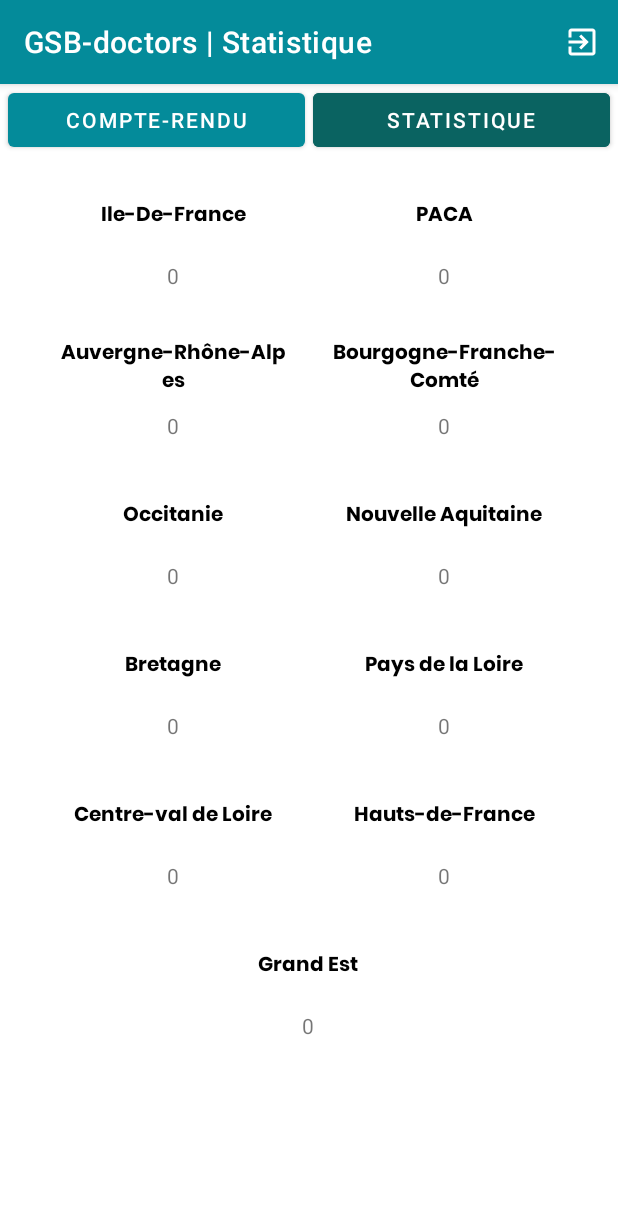
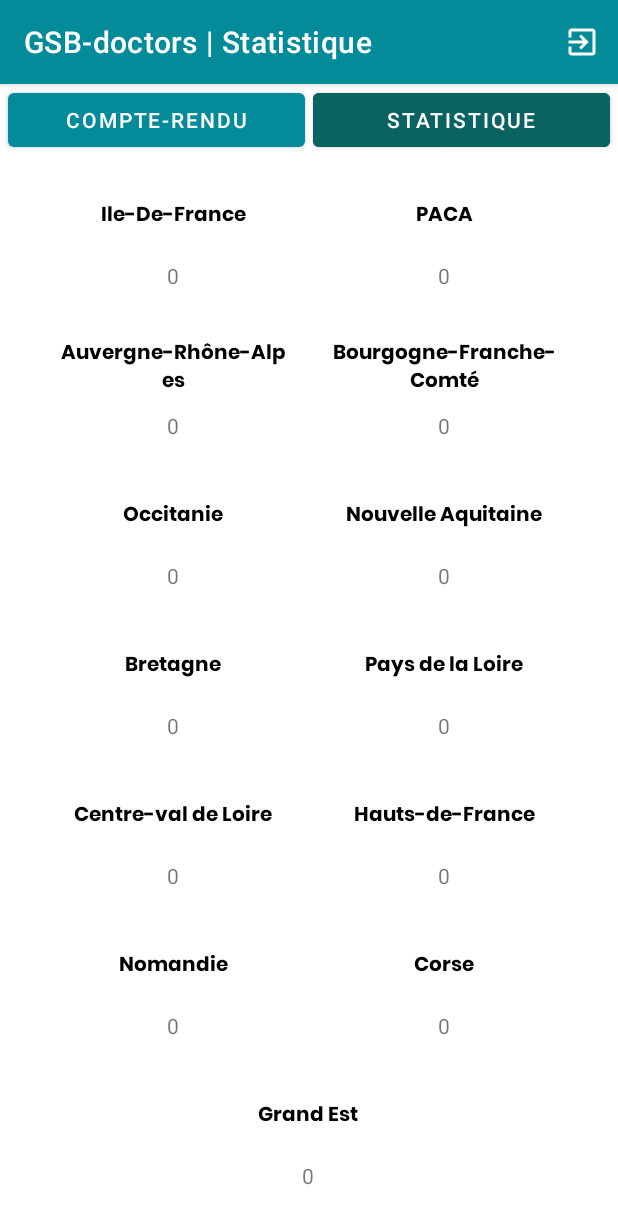
Before and after one commit to DevDeNiro/GSB-Gestion-Compte-Rendus, an Android app: the delegue_statistique screen opened directly, with no data from a screen before it, on a phone screen of 412 x 824 dp. Shown: the top 1224 px of the screen. Run offline under Robolectric (Android 15) with nearby library versions, the light colour scheme and no system bars; libraries missing offline, so code that uses them is left out: com.vishnusivadas.advanced_httpurlconnection; 3 statements that could not run were skipped.

Commit message:
Ajout des deux régions manquantes

```diff
--- a/app/src/main/java/com/example/gsb_doctors/delegue_statistique.java
+++ b/app/src/main/java/com/example/gsb_doctors/delegue_statistique.java
@@ -33,9 +33,9 @@ import java.net.URL;
 public class delegue_statistique extends AppCompatActivity {
 
     Button b1, b2;
-    int Ile = 0, Paca = 0, Auver = 0, Bourg = 0, Occi = 0, Aqui = 0, Bret = 0, Pays = 0, Cent = 0, Haut = 0, Grand = 0,
-            calc_Ile = 0, calc_Paca = 0, calc_Auver = 0, calc_Bourg = 0, calc_Occi = 0, calc_Aqui = 0, calc_Bret = 0, calc_Pays = 0, calc_Cent = 0, calc_Haut = 0, calc_Grand = 0;
-    TextView ile, paca, auver, bourg, occi, aqui, bret, pays, cent, haut, grand;
+    int Ile = 0, Paca = 0, Auver = 0, Bourg = 0, Occi = 0, Aqui = 0, Bret = 0, Pays = 0, Cent = 0, Haut = 0, Grand = 0, Norm = 0, Cors = 0,
+            calc_Ile = 0, calc_Paca = 0, calc_Auver = 0, calc_Bourg = 0, calc_Occi = 0, calc_Aqui = 0, calc_Bret = 0, calc_Pays = 0, calc_Cent = 0, calc_Haut = 0, calc_Grand = 0, calc_Norm = 0, calc_Cors = 0;
+    TextView ile, paca, auver, bourg, occi, aqui, bret, pays, cent, haut, grand, norm, cors;
     @Override
     protected void onCreate(Bundle savedInstanceState) {
         super.onCreate(savedInstanceState);
@@ -56,6 +56,8 @@ public class delegue_statistique extends AppCompatActivity {
         cent = (TextView) findViewById(R.id.cent);
         haut = (TextView) findViewById(R.id.haut);
         grand = (TextView) findViewById(R.id.grand);
+        norm = (TextView) findViewById(R.id.norm);
+        cors = (TextView) findViewById(R.id.cors);
 
         // ***************** Changement de page au clic *****************
 
@@ -99,6 +101,10 @@ public class delegue_statistique extends AppCompatActivity {
         String getHaut = haut2.getString("haut", "0");
         SharedPreferences grand2 = getApplicationContext().getSharedPreferences("regionGrand", MODE_PRIVATE);
         String getGrand = grand2.getString("grand", "0");
+        SharedPreferences norm2 = getApplicationContext().getSharedPreferences("regionNorm", MODE_PRIVATE);
+        String getNorm = norm2.getString("norm", "0");
+        SharedPreferences cors2 = getApplicationContext().getSharedPreferences("regionCors", MODE_PRIVATE);
+        String getCors = cors2.getString("cors", "0");
 
         // Affichage des valeur dans les champs
         ile.setText(getIle);
@@ -112,6 +118,8 @@ public class delegue_statistique extends AppCompatActivity {
         cent.setText(getCent);
         haut.setText(getHaut);
         grand.setText(getGrand);
+        norm.setText(getNorm);
+        cors.setText(getCors);
     }
 
     public void openActivity1(){
@@ -203,6 +211,12 @@ public class delegue_statistique extends AppCompatActivity {
         SharedPreferences bourg2 = getSharedPreferences("regionBourg", Context.MODE_PRIVATE);
         SharedPreferences.Editor editor11 = bourg2.edit();
         bourg2.edit().clear().apply();
+        SharedPreferences norm2 = getSharedPreferences("regionNorm", Context.MODE_PRIVATE);
+        SharedPreferences.Editor editor12 = norm2.edit();
+        norm2.edit().clear().apply();
+        SharedPreferences cors2 = getSharedPreferences("regionCors", Context.MODE_PRIVATE);
+        SharedPreferences.Editor editor13 = cors2.edit();
+        cors2.edit().clear().apply();
 
 
         JSONArray jsonArray = new JSONArray(json);
@@ -246,97 +260,119 @@ public class delegue_statistique extends AppCompatActivity {
                 case "Grand Est":
                     Grand++;
                     break;
+                case "Normandie":
+                    Norm++;
+                    break;
+                case "Corse":
+                    Cors++;
+                    break;
             }
         }
 
         // Calculs pour les pourcentages, et ajout dans les variables globales
-        if (Paca + Auver + Bourg + Occi + Aqui + Bret + Pays + Cent + Haut + Grand != 0)
-            calc_Ile = (100 * Ile) / (Paca + Auver + Bourg + Occi + Aqui + Bret + Pays + Cent + Haut + Grand + Ile);
+        if (Paca + Auver + Bourg + Occi + Aqui + Bret + Pays + Cent + Haut + Grand + Norm + Cors != 0)
+            calc_Ile = (100 * Ile) / (Paca + Auver + Bourg + Occi + Aqui + Bret + Pays + Cent + Haut + Grand + Ile + Norm + Cors);
         else
             calc_Ile = 100;
         String string_Ile = Integer.toString(Ile) + " - " + Integer.toString(calc_Ile) + "%";
         editor.putString("ile", String.valueOf(string_Ile));
         editor.commit();
 
-        if (Ile + Auver + Bourg + Occi + Aqui + Bret + Pays + Cent + Haut + Grand != 0)
-            calc_Paca = (100 * Paca) / (Paca + Auver + Bourg + Occi + Aqui + Bret + Pays + Cent + Haut + Grand + Ile);
+        if (Ile + Auver + Bourg + Occi + Aqui + Bret + Pays + Cent + Haut + Grand + Norm + Cors != 0)
+            calc_Paca = (100 * Paca) / (Paca + Auver + Bourg + Occi + Aqui + Bret + Pays + Cent + Haut + Grand + Ile + Norm + Cors);
         else
             calc_Paca = 100;
         String string_Paca = Integer.toString(Paca) + " - " + Integer.toString(calc_Paca) + "%";
         editor2.putString("paca", String.valueOf(string_Paca));
         editor2.commit();
 
-        if (Paca + Ile + Bourg + Occi + Aqui + Bret + Pays + Cent + Haut + Grand != 0)
-            calc_Auver = (100 * Auver) / (Paca + Auver + Bourg + Occi + Aqui + Bret + Pays + Cent + Haut + Grand + Ile);
+        if (Paca + Ile + Bourg + Occi + Aqui + Bret + Pays + Cent + Haut + Grand + Norm + Cors != 0)
+            calc_Auver = (100 * Auver) / (Paca + Auver + Bourg + Occi + Aqui + Bret + Pays + Cent + Haut + Grand + Ile + Norm + Cors);
         else
             calc_Auver = 100;
         String string_Auver = Integer.toString(Auver) + " - " + Integer.toString(calc_Auver) + "%";
         editor3.putString("auver", String.valueOf(string_Auver));
         editor3.commit();
 
-        if (Paca + Auver + Ile + Occi + Aqui + Bret + Pays + Cent + Haut + Grand != 0)
-            calc_Bourg = (100 * Bourg) / (Paca + Auver + Bourg + Occi + Aqui + Bret + Pays + Cent + Haut + Grand + Ile);
+        if (Paca + Auver + Ile + Occi + Aqui + Bret + Pays + Cent + Haut + Grand + Norm + Cors != 0)
+            calc_Bourg = (100 * Bourg) / (Paca + Auver + Bourg + Occi + Aqui + Bret + Pays + Cent + Haut + Grand + Ile + Norm + Cors);
         else
             calc_Bourg = 100;
         String string_Bourg = Integer.toString(Bourg) + " - " + Integer.toString(calc_Bourg) + "%";
         editor11.putString("bourg", String.valueOf(string_Bourg));
         editor11.commit();
 
-        if (Paca + Auver + Bourg + Ile + Aqui + Bret + Pays + Cent + Haut + Grand != 0)
-            calc_Occi = (100 * Occi) / (Paca + Auver + Bourg + Occi + Aqui + Bret + Pays + Cent + Haut + Grand + Ile);
+        if (Paca + Auver + Bourg + Ile + Aqui + Bret + Pays + Cent + Haut + Grand + Norm + Cors != 0)
+            calc_Occi = (100 * Occi) / (Paca + Auver + Bourg + Occi + Aqui + Bret + Pays + Cent + Haut + Grand + Ile + Norm + Cors);
         else
             calc_Occi = 100;
         String string_Occi = Integer.toString(Occi) + " - " + Integer.toString(calc_Occi) + "%";
         editor4.putString("occi", String.valueOf(string_Occi));
         editor4.commit();
 
-        if (Paca + Auver + Bourg + Occi + Ile + Bret + Pays + Cent + Haut + Grand != 0)
-            calc_Aqui = (100 * Aqui) / (Paca + Auver + Bourg + Occi + Aqui + Bret + Pays + Cent + Haut + Grand + Ile);
+        if (Paca + Auver + Bourg + Occi + Ile + Bret + Pays + Cent + Haut + Grand + Norm + Cors != 0)
+            calc_Aqui = (100 * Aqui) / (Paca + Auver + Bourg + Occi + Aqui + Bret + Pays + Cent + Haut + Grand + Ile + Norm + Cors);
         else
             calc_Aqui = 100;
         String string_Aqui = Integer.toString(Aqui) + " - " + Integer.toString(calc_Aqui) + "%";
         editor5.putString("aqui", String.valueOf(string_Aqui));
         editor5.commit();
 
-        if (Paca + Auver + Bourg + Occi + Aqui + Ile + Pays + Cent + Haut + Grand != 0)
-            calc_Bret = (100 * Bret) / (Paca + Auver + Bourg + Occi + Aqui + Bret + Pays + Cent + Haut + Grand + Ile);
+        if (Paca + Auver + Bourg + Occi + Aqui + Ile + Pays + Cent + Haut + Grand + Norm + Cors != 0)
+            calc_Bret = (100 * Bret) / (Paca + Auver + Bourg + Occi + Aqui + Bret + Pays + Cent + Haut + Grand + Ile + Norm + Cors);
         else
             calc_Bret = 100;
         String string_Bret = Integer.toString(Bret) + " - " + Integer.toString(calc_Bret) + "%";
         editor6.putString("bret", String.valueOf(string_Bret));
         editor6.commit();
 
-        if (Paca + Auver + Bourg + Occi + Aqui + Bret + Ile + Cent + Haut + Grand != 0)
-            calc_Pays = (100 * Pays) / (Paca + Auver + Bourg + Occi + Aqui + Bret + Pays + Cent + Haut + Grand + Ile);
+        if (Paca + Auver + Bourg + Occi + Aqui + Bret + Ile + Cent + Haut + Grand + Norm + Cors != 0)
+            calc_Pays = (100 * Pays) / (Paca + Auver + Bourg + Occi + Aqui + Bret + Pays + Cent + Haut + Grand + Ile + Norm + Cors);
         else
             calc_Pays = 100;
         String string_Pays = Integer.toString(Pays) + " - " + Integer.toString(calc_Pays) + "%";
         editor7.putString("pays", String.valueOf(string_Pays));
         editor7.commit();
 
-        if (Paca + Auver + Bourg + Occi + Aqui + Bret + Pays + Ile + Haut + Grand != 0)
-            calc_Cent = (100 * Cent) / (Paca + Auver + Bourg + Occi + Aqui + Bret + Pays + Cent + Haut + Grand + Ile);
+        if (Paca + Auver + Bourg + Occi + Aqui + Bret + Pays + Ile + Haut + Grand + Norm + Cors != 0)
+            calc_Cent = (100 * Cent) / (Paca + Auver + Bourg + Occi + Aqui + Bret + Pays + Cent + Haut + Grand + Ile + Norm + Cors);
         else
             calc_Cent = 100;
         String string_Cent = Integer.toString(Cent) + " - " + Integer.toString(calc_Cent) + "%";
         editor8.putString("cent", String.valueOf(string_Cent));
         editor8.commit();
 
-        if (Paca + Auver + Bourg + Occi + Aqui + Bret + Pays + Cent + Ile + Grand != 0)
-            calc_Haut = (100 * Haut) / (Paca + Auver + Bourg + Occi + Aqui + Bret + Pays + Cent + Haut + Grand + Ile);
+        if (Paca + Auver + Bourg + Occi + Aqui + Bret + Pays + Cent + Ile + Grand + Norm + Cors != 0)
+            calc_Haut = (100 * Haut) / (Paca + Auver + Bourg + Occi + Aqui + Bret + Pays + Cent + Haut + Grand + Ile + Norm + Cors);
         else
             calc_Haut = 100;
         String string_Haut = Integer.toString(Haut) + " - " + Integer.toString(calc_Haut) + "%";
         editor9.putString("haut", String.valueOf(string_Haut));
         editor9.commit();
 
-        if (Paca + Auver + Bourg + Occi + Aqui + Bret + Pays + Cent + Haut + Ile != 0)
-            calc_Grand = (100 * Grand) / (Paca + Auver + Bourg + Occi + Aqui + Bret + Pays + Cent + Haut + Grand + Ile);
+        if (Paca + Auver + Bourg + Occi + Aqui + Bret + Pays + Cent + Haut + Ile + Norm + Cors != 0)
+            calc_Grand = (100 * Grand) / (Paca + Auver + Bourg + Occi + Aqui + Bret + Pays + Cent + Haut + Grand + Ile + Norm + Cors);
         else
             calc_Grand = 100;
         String string_Grand = Integer.toString(Grand) + " - " + Integer.toString(calc_Grand) + "%";
         editor10.putString("grand", String.valueOf(string_Grand));
         editor10.commit();
+
+        if (Paca + Auver + Bourg + Occi + Aqui + Bret + Pays + Cent + Haut + Ile + Cors != 0)
+            calc_Norm = (100 * Norm) / (Paca + Auver + Bourg + Occi + Aqui + Bret + Pays + Cent + Haut + Grand + Ile + Norm + Cors);
+        else
+            calc_Norm = 100;
+        String string_Norm = Integer.toString(Norm) + " - " + Integer.toString(calc_Norm) + "%";
+        editor12.putString("norm", String.valueOf(string_Norm));
+        editor12.commit();
+
+        if (Paca + Auver + Bourg + Occi + Aqui + Bret + Pays + Cent + Haut + Ile != 0)
+            calc_Cors = (100 * Cors) / (Paca + Auver + Bourg + Occi + Aqui + Bret + Pays + Cent + Haut + Grand + Ile + Norm + Cors);
+        else
+            calc_Cors = 100;
+        String string_Cors = Integer.toString(Cors) + " - " + Integer.toString(calc_Cors) + "%";
+        editor13.putString("cors", String.valueOf(string_Cors));
+        editor13.commit();
     }
 
     // ********** Bouton déconnexion **********
--- a/app/src/main/res/layout/delegue_statistique.xml
+++ b/app/src/main/res/layout/delegue_statistique.xml
@@ -337,6 +337,62 @@
                     >
 
                     <TextView
+                        android:text="Nomandie"
+                        android:layout_width="150dp"
+                        android:layout_height="40dp"
+                        android:gravity="center"
+                        android:fontFamily="@font/poppinsbold"
+                        android:textSize="13sp"
+                        android:textColor="@color/black"/>
+
+                    <TextView
+                        android:id="@+id/norm"
+                        android:layout_width="150dp"
+                        android:layout_height="40dp"
+                        android:gravity="center"/>
+
+                </LinearLayout>
+
+                <LinearLayout
+                    android:orientation="vertical"
+                    android:layout_width="150dp"
+                    android:layout_height="80dp"
+                    android:layout_marginHorizontal="15dp"
+                    android:layout_marginTop="10dp"
+                    >
+
+                    <TextView
+                        android:text="Corse"
+                        android:layout_width="150dp"
+                        android:layout_height="40dp"
+                        android:gravity="center"
+                        android:fontFamily="@font/poppinsbold"
+                        android:textSize="13sp"
+                        android:textColor="@color/black"/>
+
+                    <TextView
+                        android:id="@+id/cors"
+                        android:layout_width="150dp"
+                        android:layout_height="40dp"
+                        android:gravity="center"/>
+                </LinearLayout>
+            </LinearLayout>
+
+            <LinearLayout
+                android:orientation="horizontal"
+                android:layout_width="match_parent"
+                android:layout_height="100dp"
+                android:gravity="center">
+
+                <LinearLayout
+                    android:orientation="vertical"
+                    android:layout_width="150dp"
+                    android:layout_height="80dp"
+                    android:layout_marginHorizontal="15dp"
+                    android:layout_marginTop="10dp"
+                    >
+
+                    <TextView
                         android:text="Grand Est"
                         android:layout_width="150dp"
                         android:layout_height="40dp"
```
Also changed, not shown: app/src/main/java/com/example/gsb_doctors/consulter.java (+9 -1 lines), 2 other files.
